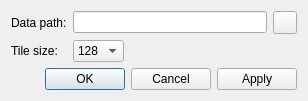
The window that src/ui/PreferencesDialog.ui (Emdek/wz-map-editor) describes before a commit, drawn with Qt 5.
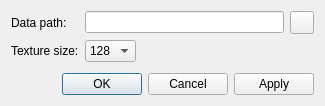
The same window after the commit. Icons and pictures are not drawn.

Commit message: Add missing tile definitions and redo 2D view cache

```diff
--- a/src/ui/PreferencesDialog.ui
+++ b/src/ui/PreferencesDialog.ui
@@ -6,8 +6,8 @@
    <rect>
     <x>0</x>
     <y>0</y>
-    <width>308</width>
-    <height>96</height>
+    <width>325</width>
+    <height>106</height>
    </rect>
   </property>
   <property name="windowTitle">
@@ -60,7 +60,7 @@
         <string>Size of tiles used to render map view</string>
        </property>
        <property name="text">
-        <string>Tile size:</string>
+        <string>Texture size:</string>
        </property>
        <property name="buddy">
         <cstring>tileSizeComboBox</cstring>
```
Left out of the diff: 2 changed lines with no effect on the pictures. The commit also changes 7 other files.
